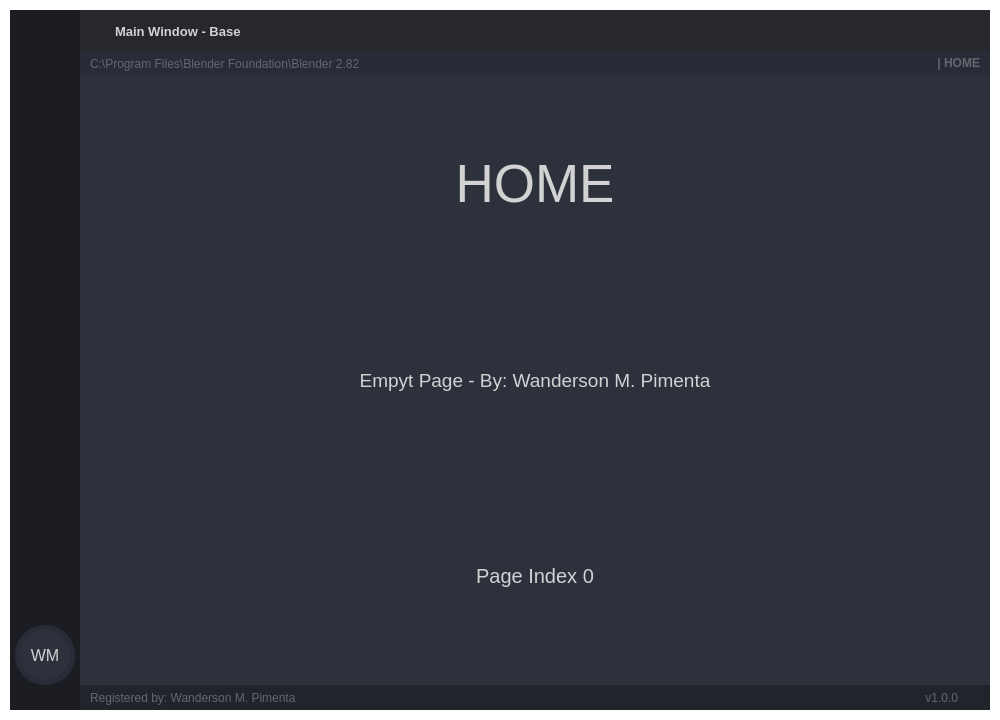
The window that mine/Simple_PySide_Base-master/GUI_BASE.ui (louis-0007/examples) describes before a commit, drawn with Qt 5.
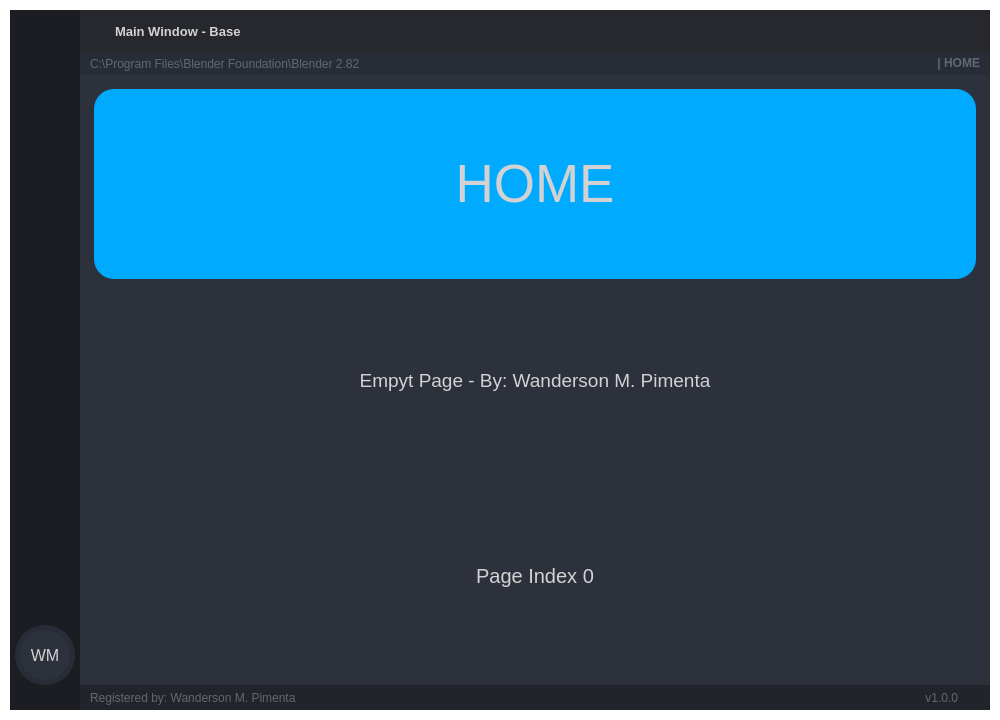
The same window after the commit. The open tabs and pages were chosen to show the change. Icons and pictures are not drawn.

What changed in the file:
```diff
--- a/mine/Simple_PySide_Base-master/GUI_BASE.ui
+++ b/mine/Simple_PySide_Base-master/GUI_BASE.ui
@@ -1574,7 +1574,8 @@
                        </font>
                       </property>
                       <property name="styleSheet">
-                       <string notr="true"/>
+                       <string notr="true">background-color: rgb(0, 170, 255);
+border-radius:20px;</string>
                       </property>
                       <property name="text">
                        <string>HOME</string>
```
Left out of the diff: 4 changed lines with no effect on the pictures.
